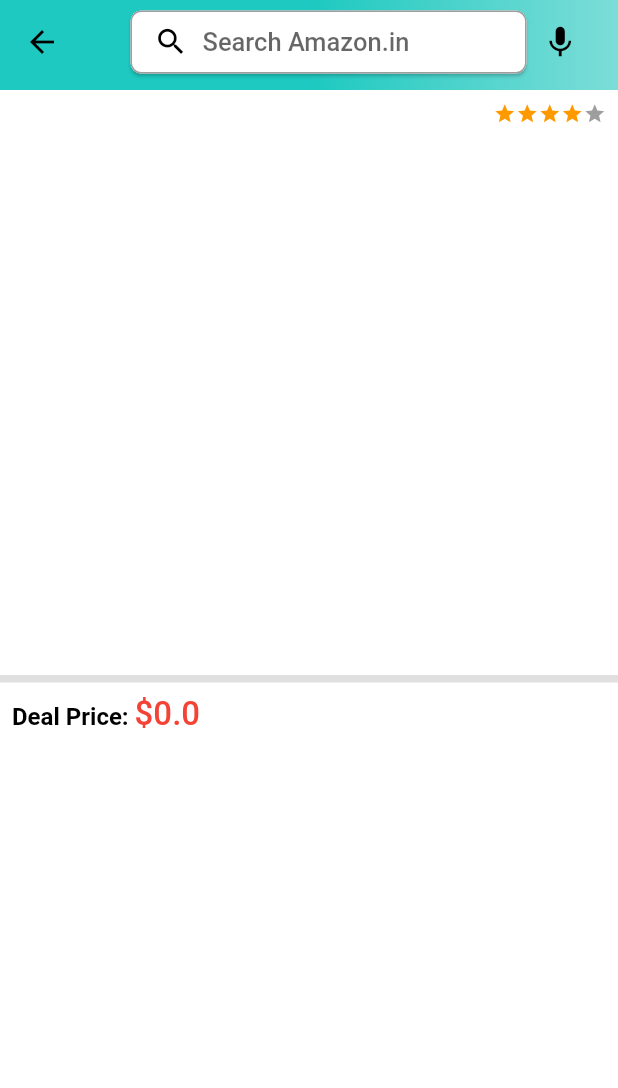
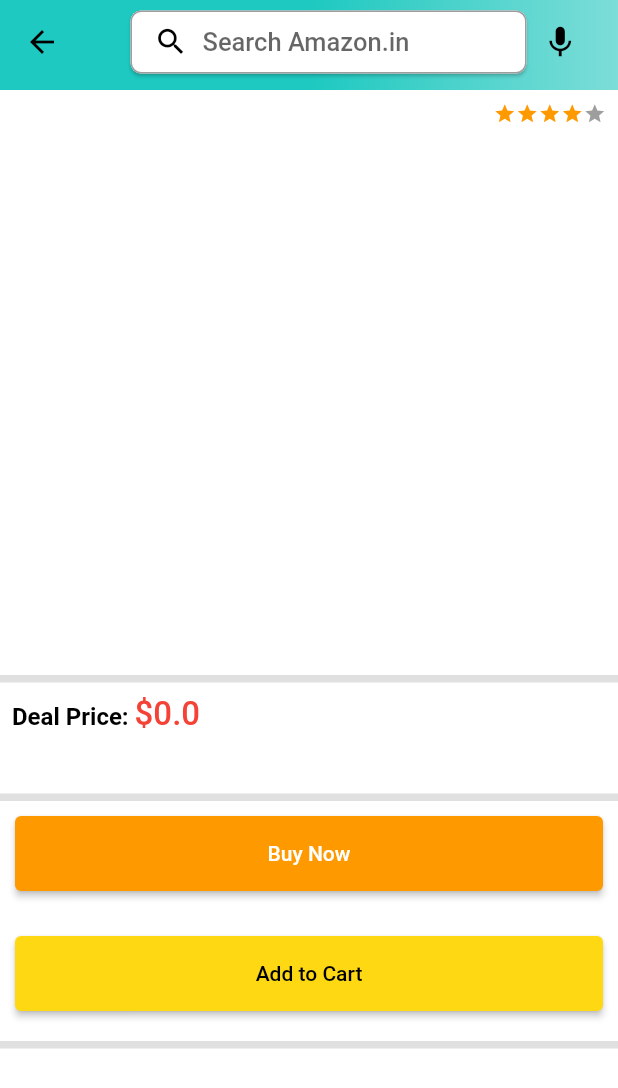
Before and after one commit to dennis-mureti/ama-c-app, a Flutter app: the ProductDetailsScreen screen opened directly with empty values, on a phone screen of 412 x 824 dp. Shown: the top 1088 px of the screen. Run offline on Flutter 3.47's test engine with Material 2 defaults, Android fonts, the phone set to English and light mode, and no system bars; drawn by our look-alikes of carousel_slider, flutter_rating_bar; our stand-ins replace badges, dotted_border, file_picker, shared_preferences; missing offline and left inert: cloudinary_public, dart:ffi; accounts and stored records are empty.

Commit message:
add buttons to details screen and customize custom button feature

```diff
--- a/lib/common/widgets/custome_button.dart
+++ b/lib/common/widgets/custome_button.dart
@@ -1,19 +1,26 @@
 import 'package:flutter/material.dart';
-
 
 class CustomButton extends StatelessWidget {
   final String text;
   final VoidCallback onTap;
-
-  const CustomButton({Key? key, required this.text, required this.onTap }) : super(key: key);
+  final Color? color;
+  const CustomButton(
+      {Key? key, required this.text, required this.onTap, this.color})
+      : super(key: key);
 
   @override
   Widget build(BuildContext context) {
     return ElevatedButton(
-      child: Text(text),
+      child: Text(
+        text,
+        style: TextStyle(
+          color: color == null ? Colors.white : Colors.black,
+        ),
+      ),
       onPressed: onTap,
       style: ElevatedButton.styleFrom(
         minimumSize: const Size(double.infinity, 50),
+        primary: color,
       ),
     );
   }
--- a/lib/features/product_details/screens/product_details_screen.dart
+++ b/lib/features/product_details/screens/product_details_screen.dart
@@ -1,3 +1,4 @@
+import 'package:amazon_clone_tutorial/common/widgets/custome_button.dart';
 import 'package:amazon_clone_tutorial/common/widgets/stars.dart';
 import 'package:amazon_clone_tutorial/constants/global_variables.dart';
 import 'package:amazon_clone_tutorial/features/search/screens/search_screen.dart';
@@ -172,6 +173,32 @@ class _ProductDetailsScreenState extends State<ProductDetailsScreen> {
               padding: const EdgeInsets.all(8.0),
               child: Text(widget.product.description),
             ),
+            Container(
+              color: Colors.black12,
+              height: 5,
+            ),
+            Padding(
+              padding: const EdgeInsets.all(10),
+              child: CustomButton(
+                text: 'Buy Now',
+                onTap: () {},
+                // color: const Color.fromRGBO(254, 216, 19, 1),
+              ),
+            ),
+            const SizedBox(height: 10),
+            Padding(
+              padding: const EdgeInsets.all(10),
+              child: CustomButton(
+                text: 'Add to Cart',
+                onTap: () {},
+                color: const Color.fromRGBO(254, 216, 19, 1),
+              ),
+            ),
+            const SizedBox(height: 10),
+            Container(
+              color: Colors.black12,
+              height: 5,
+            ) ,
           ],
         ),
       ),
```
